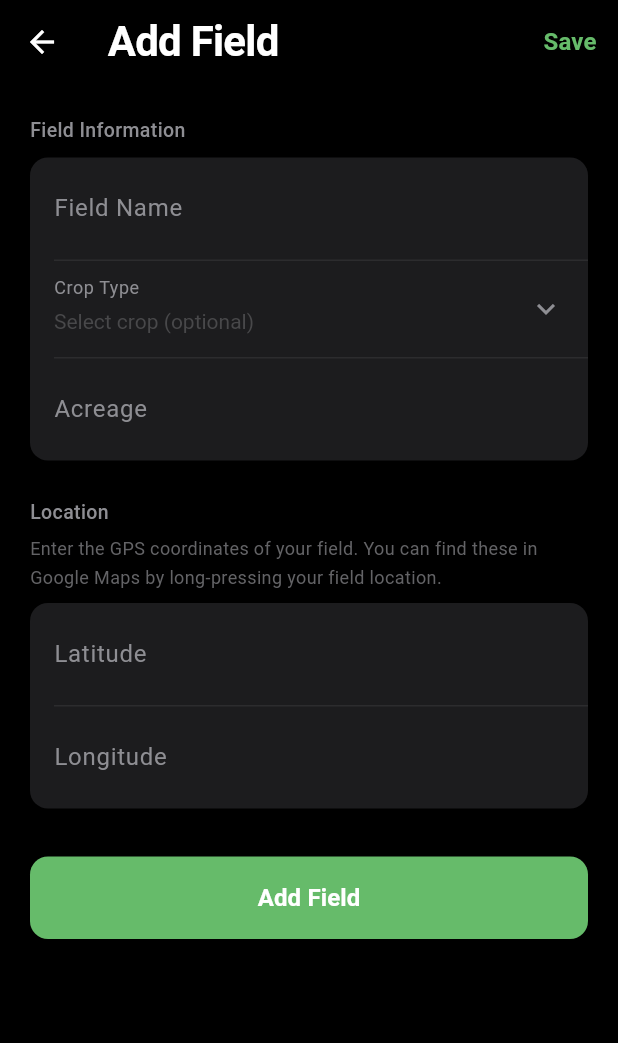
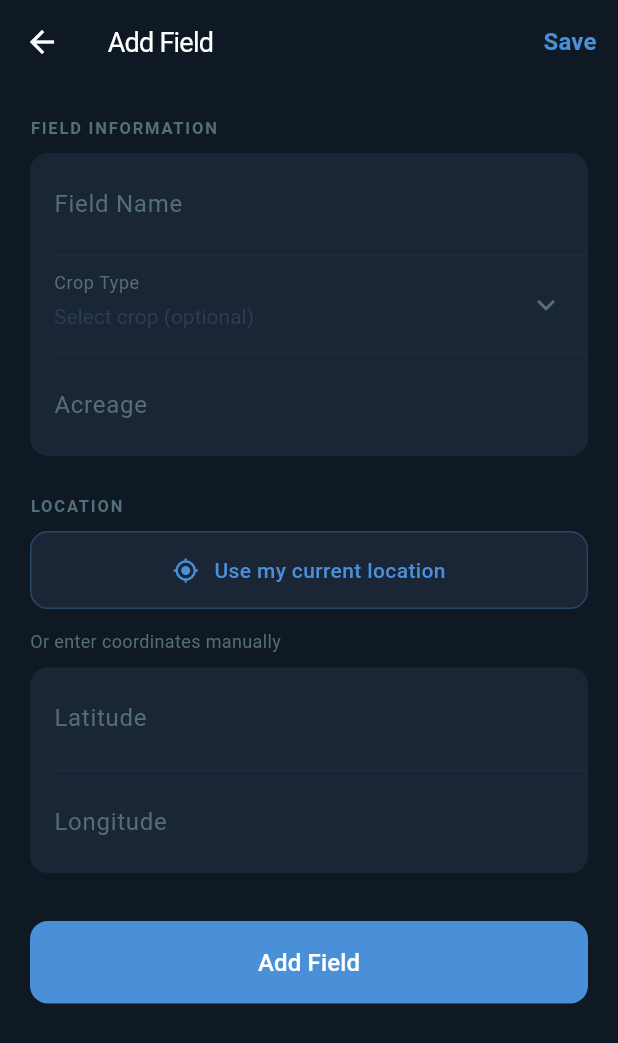
Before and after one commit to msmith752752/fieldsense, a Flutter app: the AddFieldScreen screen opened directly, on a phone screen of 412 x 824 dp. Shown: the top 1043 px of the screen. Run offline on Flutter 3.47's test engine with Material 3 defaults, Android fonts, the phone set to English and light mode, and no system bars; our stand-ins replace geolocator, shared_preferences; accounts and stored records are empty.

Commit message:
Add GPS location detection, app icon, fix Info.plist permissions

```diff
--- a/frontend/fieldsense_app/lib/screens/add_field_screen.dart
+++ b/frontend/fieldsense_app/lib/screens/add_field_screen.dart
@@ -1,7 +1,8 @@
 // add_field_screen.dart
-// Screen for adding a new field with name, coordinates, crop type, acreage.
+// Screen for adding a new field with GPS auto-detect and manual coordinate entry.
 
 import 'package:flutter/material.dart';
+import 'package:geolocator/geolocator.dart';
 import '../models/field_intelligence.dart';
 
 class AddFieldScreen extends StatefulWidget {
@@ -18,18 +19,12 @@ class _AddFieldScreenState extends State<AddFieldScreen> {
   final _lonController = TextEditingController();
   final _acreageController = TextEditingController();
   String? _selectedCrop;
+  bool _isLocating = false;
+  bool _locationDetected = false;
 
   final List<String> _cropTypes = [
-    'Corn',
-    'Soybeans',
-    'Wheat',
-    'Cotton',
-    'Sorghum',
-    'Hay',
-    'Alfalfa',
-    'Pasture',
-    'Vegetables',
-    'Other',
+    'Corn', 'Soybeans', 'Wheat', 'Cotton', 'Sorghum',
+    'Hay', 'Alfalfa', 'Pasture', 'Vegetables', 'Other',
   ];
 
   @override
@@ -39,6 +34,54 @@ class _AddFieldScreenState extends State<AddFieldScreen> {
     _lonController.dispose();
     _acreageController.dispose();
     super.dispose();
+  }
+
+  Future<void> _detectLocation() async {
+    setState(() => _isLocating = true);
+    try {
+      bool serviceEnabled = await Geolocator.isLocationServiceEnabled();
+      if (!serviceEnabled) {
+        _showLocationError('Location services are disabled. Please enable them in Settings.');
+        return;
+      }
+      LocationPermission permission = await Geolocator.checkPermission();
+      if (permission == LocationPermission.denied) {
+        permission = await Geolocator.requestPermission();
+        if (permission == LocationPermission.denied) {
+          _showLocationError('Location permission denied.');
+          return;
+        }
+      }
+      if (permission == LocationPermission.deniedForever) {
+        _showLocationError('Location permission permanently denied. Please enable it in Settings.');
+        return;
+      }
+      final position = await Geolocator.getCurrentPosition(
+        desiredAccuracy: LocationAccuracy.high,
+      );
+      setState(() {
+        _latController.text = position.latitude.toStringAsFixed(6);
+        _lonController.text = position.longitude.toStringAsFixed(6);
+        _locationDetected = true;
+        _isLocating = false;
+      });
+    } catch (e) {
+      _showLocationError('Could not determine location. Please enter coordinates manually.');
+    } finally {
+      setState(() => _isLocating = false);
+    }
+  }
+
+  void _showLocationError(String message) {
+    setState(() => _isLocating = false);
+    ScaffoldMessenger.of(context).showSnackBar(
+      SnackBar(
+        content: Text(message),
+        backgroundColor: const Color(0xFF1A2535),
+        behavior: SnackBarBehavior.floating,
+        shape: RoundedRectangleBorder(borderRadius: BorderRadius.circular(10)),
+      ),
+    );
   }
 
   void _submit() {
@@ -59,25 +102,17 @@ class _AddFieldScreenState extends State<AddFieldScreen> {
   @override
   Widget build(BuildContext context) {
     return Scaffold(
-      backgroundColor: Colors.black,
+      backgroundColor: const Color(0xFF0F1923),
       appBar: AppBar(
-        backgroundColor: Colors.black,
-        title: const Text(
-          'Add Field',
-          style: TextStyle(color: Colors.white, fontWeight: FontWeight.w600),
-        ),
+        backgroundColor: const Color(0xFF0F1923),
+        title: const Text('Add Field',
+            style: TextStyle(color: Colors.white, fontWeight: FontWeight.w400, fontSize: 18)),
         iconTheme: const IconThemeData(color: Colors.white),
         actions: [
           TextButton(
             onPressed: _submit,
-            child: const Text(
-              'Save',
-              style: TextStyle(
-                color: Color(0xFF66BB6A),
-                fontWeight: FontWeight.w600,
-                fontSize: 16,
-              ),
-            ),
+            child: const Text('Save',
+                style: TextStyle(color: Color(0xFF4A90D9), fontWeight: FontWeight.w600, fontSize: 16)),
           ),
         ],
       ),
@@ -88,22 +123,14 @@ class _AddFieldScreenState extends State<AddFieldScreen> {
           child: Column(
             crossAxisAlignment: CrossAxisAlignment.start,
             children: [
-              const Text(
-                'Field Information',
-                style: TextStyle(
-                  color: Color(0xFF8E8E93),
-                  fontSize: 13,
-                  fontWeight: FontWeight.w500,
-                ),
-              ),
+              _sectionLabel('FIELD INFORMATION'),
               const SizedBox(height: 8),
               _buildCard([
                 _buildTextField(
                   controller: _nameController,
                   label: 'Field Name',
                   hint: 'e.g. North Field',
-                  validator: (v) =>
-                      v == null || v.isEmpty ? 'Field name is required' : null,
+                  validator: (v) => v == null || v.isEmpty ? 'Field name is required' : null,
                 ),
                 _buildDivider(),
                 _buildDropdown(),
@@ -117,37 +144,70 @@ class _AddFieldScreenState extends State<AddFieldScreen> {
               ]),
 
               const SizedBox(height: 24),
+              _sectionLabel('LOCATION'),
+              const SizedBox(height: 8),
 
-              const Text(
-                'Location',
-                style: TextStyle(
-                  color: Color(0xFF8E8E93),
-                  fontSize: 13,
-                  fontWeight: FontWeight.w500,
+              // GPS button
+              GestureDetector(
+                onTap: _isLocating ? null : _detectLocation,
+                child: Container(
+                  width: double.infinity,
+                  padding: const EdgeInsets.symmetric(vertical: 14, horizontal: 16),
+                  decoration: BoxDecoration(
+                    color: const Color(0xFF1A2535),
+                    borderRadius: BorderRadius.circular(12),
+                    border: Border.all(
+                      color: _locationDetected
+                          ? const Color(0xFF5BA05E).withOpacity(0.5)
+                          : const Color(0xFF4A90D9).withOpacity(0.3),
+                      width: 1,
+                    ),
+                  ),
+                  child: Row(
+                    mainAxisAlignment: MainAxisAlignment.center,
+                    children: [
+                      if (_isLocating)
+                        const SizedBox(
+                          width: 16, height: 16,
+                          child: CircularProgressIndicator(strokeWidth: 1.5, color: Color(0xFF4A90D9)),
+                        )
+                      else
+                        Icon(
+                          _locationDetected ? Icons.check_circle_outline : Icons.my_location_rounded,
+                          size: 18,
+                          color: _locationDetected ? const Color(0xFF5BA05E) : const Color(0xFF4A90D9),
+                        ),
+                      const SizedBox(width: 10),
+                      Text(
+                        _isLocating ? 'Detecting location...'
+                            : _locationDetected ? 'Location detected'
+                            : 'Use my current location',
+                        style: TextStyle(
+                          color: _locationDetected ? const Color(0xFF5BA05E) : const Color(0xFF4A90D9),
+                          fontSize: 14,
+                          fontWeight: FontWeight.w500,
+                        ),
+                      ),
+                    ],
+                  ),
                 ),
               ),
-              const SizedBox(height: 4),
-              const Text(
-                'Enter the GPS coordinates of your field. You can find these in Google Maps by long-pressing your field location.',
-                style: TextStyle(
-                  color: Color(0xFF636366),
-                  fontSize: 12,
-                ),
-              ),
+
+              const SizedBox(height: 12),
+              const Text('Or enter coordinates manually',
+                  style: TextStyle(color: Color(0xFF546E7A), fontSize: 12)),
               const SizedBox(height: 8),
+
               _buildCard([
                 _buildTextField(
                   controller: _latController,
                   label: 'Latitude',
                   hint: 'e.g. 41.8781',
-                  keyboardType: const TextInputType.numberWithOptions(
-                      decimal: true, signed: true),
+                  keyboardType: const TextInputType.numberWithOptions(decimal: true, signed: true),
                   validator: (v) {
                     if (v == null || v.isEmpty) return 'Latitude is required';
                     final d = double.tryParse(v);
-                    if (d == null || d < -90 || d > 90) {
-                      return 'Enter a valid latitude (-90 to 90)';
-                    }
+                    if (d == null || d < -90 || d > 90) return 'Enter a valid latitude (-90 to 90)';
                     return null;
                   },
                 ),
@@ -156,40 +216,30 @@ class _AddFieldScreenState extends State<AddFieldScreen> {
                   controller: _lonController,
                   label: 'Longitude',
                   hint: 'e.g. -93.0977',
-                  keyboardType: const TextInputType.numberWithOptions(
-                      decimal: true, signed: true),
+                  keyboardType: const TextInputType.numberWithOptions(decimal: true, signed: true),
                   validator: (v) {
                     if (v == null || v.isEmpty) return 'Longitude is required';
                     final d = double.tryParse(v);
-                    if (d == null || d < -180 || d > 180) {
-                      return 'Enter a valid longitude (-180 to 180)';
-                    }
+                    if (d == null || d < -180 || d > 180) return 'Enter a valid longitude (-180 to 180)';
                     return null;
                   },
                 ),
               ]),
 
               const SizedBox(height: 32),
-
               SizedBox(
                 width: double.infinity,
                 child: ElevatedButton(
                   onPressed: _submit,
                   style: ElevatedButton.styleFrom(
-                    backgroundColor: const Color(0xFF66BB6A),
+                    backgroundColor: const Color(0xFF4A90D9),
                     foregroundColor: Colors.white,
                     padding: const EdgeInsets.symmetric(vertical: 16),
-                    shape: RoundedRectangleBorder(
-                      borderRadius: BorderRadius.circular(12),
-                    ),
+                    elevation: 0,
+                    shape: RoundedRectangleBorder(borderRadius: BorderRadius.circular(12)),
                   ),
-                  child: const Text(
-                    'Add Field',
-                    style: TextStyle(
-                      fontSize: 16,
-                      fontWeight: FontWeight.w600,
-                    ),
-                  ),
+                  child: const Text('Add Field',
+                      style: TextStyle(fontSize: 16, fontWeight: FontWeight.w500)),
                 ),
               ),
             ],
@@ -199,22 +249,21 @@ class _AddFieldScreenState extends State<AddFieldScreen> {
     );
   }
 
+  Widget _sectionLabel(String text) {
+    return Text(text,
+        style: const TextStyle(
+            color: Color(0xFF546E7A), fontSize: 11, fontWeight: FontWeight.w600, letterSpacing: 1.2));
+  }
+
   Widget _buildCard(List<Widget> children) {
     return Container(
-      decoration: BoxDecoration(
-        color: const Color(0xFF1C1C1E),
-        borderRadius: BorderRadius.circular(12),
-      ),
+      decoration: BoxDecoration(color: const Color(0xFF1A2535), borderRadius: BorderRadius.circular(12)),
       child: Column(children: children),
     );
   }
 
   Widget _buildDivider() {
-    return const Divider(
-      height: 1,
-      indent: 16,
-      color: Color(0xFF2C2C2E),
-    );
+    return const Divider(height: 1, indent: 16, color: Color(0xFF1E2D3D));
   }
 
   Widget _buildTextField({
@@ -232,12 +281,11 @@ class _AddFieldScreenState extends State<AddFieldScreen> {
       decoration: InputDecoration(
         labelText: label,
         hintText: hint,
-        labelStyle: const TextStyle(color: Color(0xFF8E8E93)),
-        hintStyle: const TextStyle(color: Color(0xFF48484A)),
+        labelStyle: const TextStyle(color: Color(0xFF546E7A)),
+        hintStyle: const TextStyle(color: Color(0xFF2A3F55)),
         border: InputBorder.none,
-        contentPadding:
-            const EdgeInsets.symmetric(horizontal: 16, vertical: 14),
-        errorStyle: const TextStyle(color: Color(0xFFEF5350)),
+        contentPadding: const EdgeInsets.symmetric(horizontal: 16, vertical: 14),
+        errorStyle: const TextStyle(color: Color(0xFFE05C5C)),
       ),
     );
   }
@@ -247,26 +295,17 @@ class _AddFieldScreenState extends State<AddFieldScreen> {
       padding: const EdgeInsets.symmetric(horizontal: 16, vertical: 4),
       child: DropdownButtonFormField<String>(
         value: _selectedCrop,
-        dropdownColor: const Color(0xFF1C1C1E),
+        dropdownColor: const Color(0xFF1A2535),
         style: const TextStyle(color: Colors.white),
         decoration: const InputDecoration(
           labelText: 'Crop Type',
-          labelStyle: TextStyle(color: Color(0xFF8E8E93)),
+          labelStyle: TextStyle(color: Color(0xFF546E7A)),
           border: InputBorder.none,
         ),
-        hint: const Text(
-          'Select crop (optional)',
-          style: TextStyle(color: Color(0xFF48484A)),
-        ),
-        items: _cropTypes.map((crop) {
-          return DropdownMenuItem(
-            value: crop,
-            child: Text(crop),
-          );
-        }).toList(),
+        hint: const Text('Select crop (optional)', style: TextStyle(color: Color(0xFF2A3F55))),
+        items: _cropTypes.map((crop) => DropdownMenuItem(value: crop, child: Text(crop))).toList(),
         onChanged: (val) => setState(() => _selectedCrop = val),
-        icon: const Icon(Icons.keyboard_arrow_down,
-            color: Color(0xFF8E8E93)),
+        icon: const Icon(Icons.keyboard_arrow_down, color: Color(0xFF546E7A)),
       ),
     );
   }
```
Also changed, not shown: frontend/fieldsense_app/pubspec.yaml (+8 -0 lines), fieldsense_icon_1024.png (added), frontend/fieldsense_app/fieldsense_icon_1024.png (added), frontend/fieldsense_app/pubspec.lock, 28 other files.
